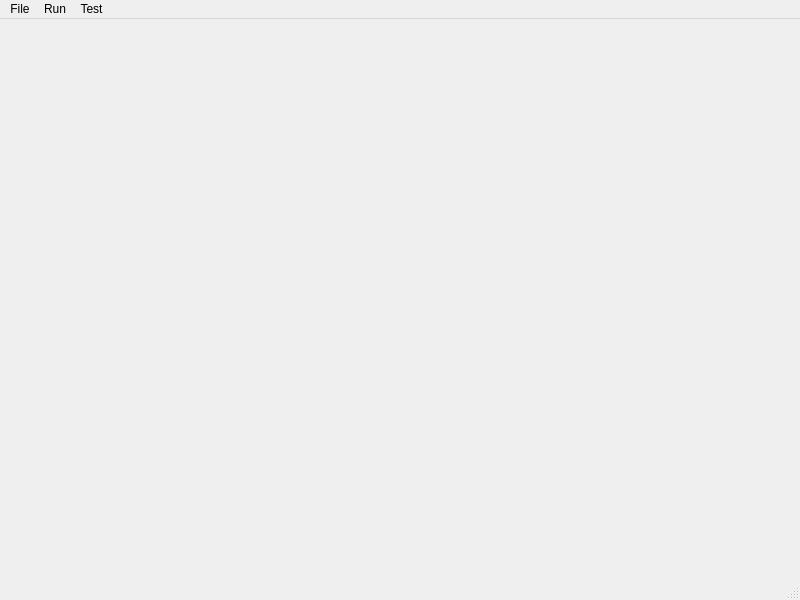
xtfllbl/flowGUI, file mainwindow.ui: the form before one commit.
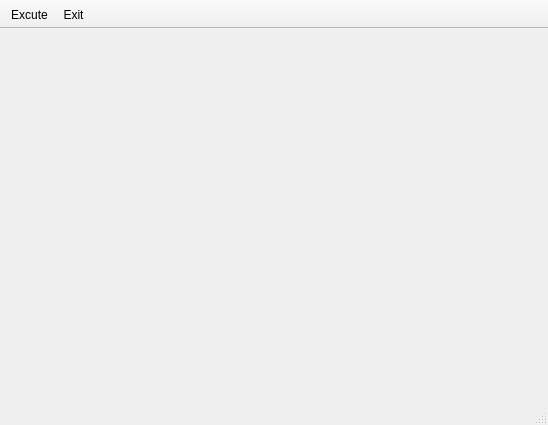
The form after the commit. Icons and pictures are not drawn.

```diff
--- a/mainwindow.ui
+++ b/mainwindow.ui
@@ -6,47 +6,46 @@
    <rect>
     <x>0</x>
     <y>0</y>
-    <width>800</width>
-    <height>600</height>
+    <width>548</width>
+    <height>425</height>
    </rect>
   </property>
   <property name="windowTitle">
    <string>Flow GUI</string>
   </property>
   <widget class="QWidget" name="cw"/>
-  <widget class="QMenuBar" name="menubar">
-   <property name="geometry">
-    <rect>
-     <x>0</x>
-     <y>0</y>
-     <width>800</width>
-     <height>28</height>
-    </rect>
-   </property>
-   <widget class="QMenu" name="menuFile">
-    <property name="title">
-     <string>File</string>
-    </property>
-    <addaction name="actionExit"/>
-   </widget>
-   <widget class="QMenu" name="menuExcute">
-    <property name="title">
-     <string>Run</string>
-    </property>
-    <addaction name="actionExcute"/>
-   </widget>
-   <widget class="QMenu" name="menuTest">
-    <property name="title">
-     <string>Test</string>
-    </property>
-    <addaction name="actionExpand"/>
-    <addaction name="actionMini"/>
-   </widget>
-   <addaction name="menuFile"/>
-   <addaction name="menuExcute"/>
-   <addaction name="menuTest"/>
-  </widget>
   <widget class="QStatusBar" name="statusbar"/>
+  <widget class="QToolBar" name="toolBar">
+   <property name="windowTitle">
+    <string>toolBar</string>
+   </property>
+   <property name="movable">
+    <bool>false</bool>
+   </property>
+   <property name="allowedAreas">
+    <set>Qt::TopToolBarArea</set>
+   </property>
+   <property name="iconSize">
+    <size>
+     <width>30</width>
+     <height>30</height>
+    </size>
+   </property>
+   <property name="toolButtonStyle">
+    <enum>Qt::ToolButtonTextUnderIcon</enum>
+   </property>
+   <property name="floatable">
+    <bool>true</bool>
+   </property>
+   <attribute name="toolBarArea">
+    <enum>TopToolBarArea</enum>
+   </attribute>
+   <attribute name="toolBarBreak">
+    <bool>false</bool>
+   </attribute>
+   <addaction name="actionExcute"/>
+   <addaction name="actionExit"/>
+  </widget>
   <action name="actionExit">
    <property name="text">
     <string>Exit</string>
```
Left out of the diff: 32 changed lines with no effect on the pictures.
